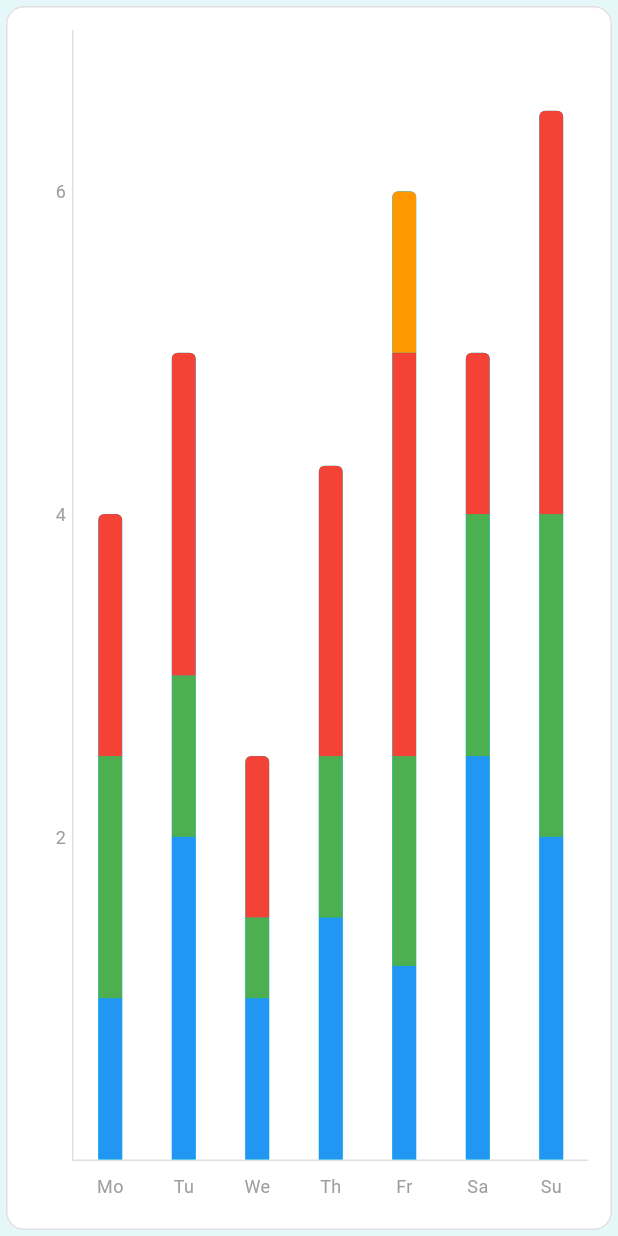
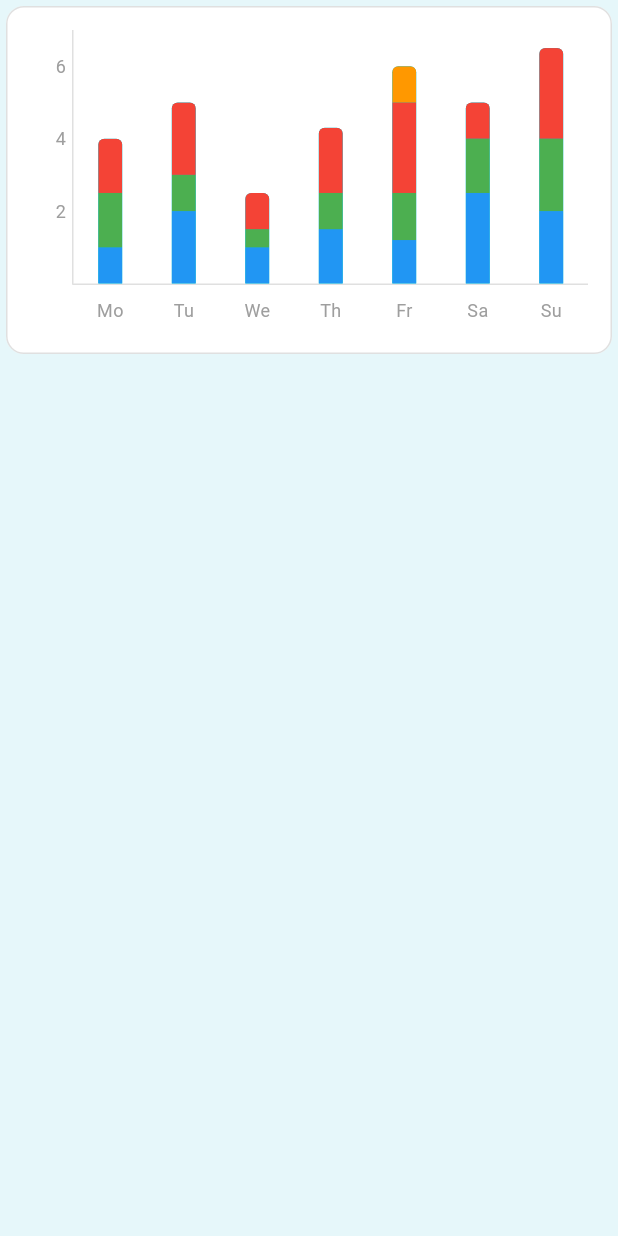
Before and after one commit to TINVO04/DNTU-Focus, a Flutter app: the FocusTimeBarChart widget shown alone on an empty page, opened directly with empty values, on a phone screen of 412 x 824 dp. Run offline on Flutter 3.47's test engine with Material 3 defaults, Android fonts, the phone set to English and light mode, and no system bars; drawn by our look-alikes of fl_chart; our stand-ins replace audioplayers, bloc, cloud_firestore, equatable, firebase_auth, firebase_core and 16 more; accounts and stored records are empty; network calls fail.

Commit message:
fix chart layout infinite height

```diff
--- a/dntu_focus/lib/features/report/presentation/widgets/focus_time_bar_chart.dart
+++ b/dntu_focus/lib/features/report/presentation/widgets/focus_time_bar_chart.dart
@@ -22,11 +22,13 @@ class FocusTimeBarChart extends StatelessWidget {
       ),
       child: Padding(
         padding: const EdgeInsets.all(16.0),
-        child: BarChart(
-          BarChartData(
-            alignment: BarChartAlignment.spaceAround,
-            maxY: 7,
-            gridData: const FlGridData(show: false),
+        child: SizedBox(
+          height: 200,
+          child: BarChart(
+            BarChartData(
+              alignment: BarChartAlignment.spaceAround,
+              maxY: 7,
+              gridData: const FlGridData(show: false),
             borderData: FlBorderData(
               show: true,
               border: Border(
@@ -56,6 +58,7 @@ class FocusTimeBarChart extends StatelessWidget {
             ),
             barGroups: _getBarGroups(),
           ),
+        ),
         ),
       ),
     );
```
